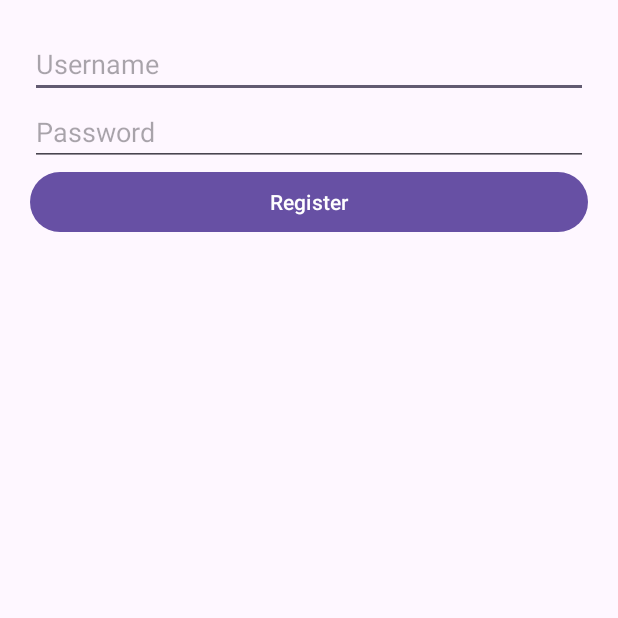
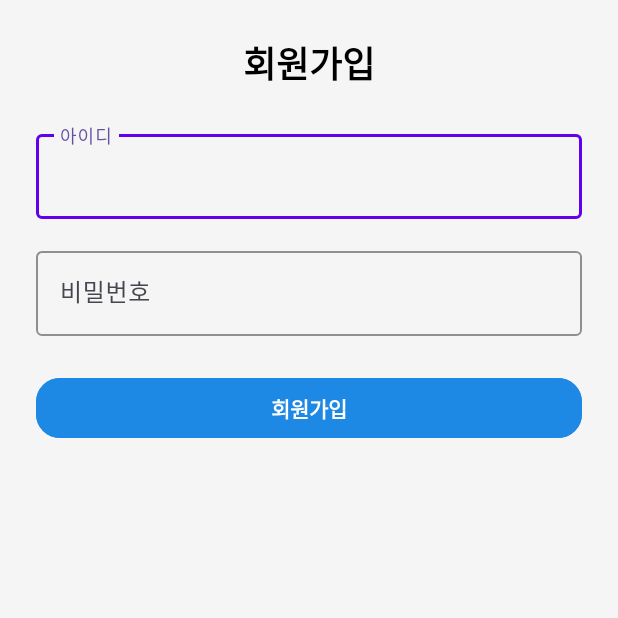
Before and after one commit to PH-K-1/ph-k, an Android app: the RegisterActivity screen opened directly, with no data from a screen before it, on a phone screen of 412 x 824 dp, the top half of it. Run offline under Robolectric (Android 15) with nearby library versions, the phone set to English and light mode, and no system bars; our stand-ins replace Volley.

Commit message:
회원가입 화면디자인 (초기)

```diff
--- a/app/src/main/java/com/example/ph_k/RegisterActivity.java
+++ b/app/src/main/java/com/example/ph_k/RegisterActivity.java
@@ -44,7 +44,7 @@ public class RegisterActivity extends AppCompatActivity {
         String username = usernameEditText.getText().toString();
         String password = passwordEditText.getText().toString();
 
-        String url = "http://192.168.200.114:7310/register";  // 서버 URL
+        String url = "http://192.168.55.37:7310/register";  // 서버 URL
 
         // JSON 객체 생성
         JSONObject jsonParams = new JSONObject();
@@ -60,7 +60,7 @@ public class RegisterActivity extends AppCompatActivity {
                     @Override
                     public void onResponse(JSONObject response) {
                         // 서버에서 반환된 응답 처리
-                        Toast.makeText(RegisterActivity.this, "Registration successful!", Toast.LENGTH_SHORT).show();
+                        Toast.makeText(RegisterActivity.this, "회원가입에 성공했습니다.", Toast.LENGTH_SHORT).show();
                         finish();  // 회원가입 성공 후 로그인 화면으로 돌아가기
                     }
                 },
--- a/app/src/main/res/layout/activity_register.xml
+++ b/app/src/main/res/layout/activity_register.xml
@@ -1,27 +1,76 @@
 <?xml version="1.0" encoding="utf-8"?>
-<LinearLayout xmlns:android="http://schemas.android.com/apk/res/android"
+<ScrollView xmlns:android="http://schemas.android.com/apk/res/android"
+    xmlns:app="http://schemas.android.com/apk/res-auto"
     android:layout_width="match_parent"
     android:layout_height="match_parent"
+    android:padding="24dp"
+    android:background="@color/background_color">
+
+    <LinearLayout
+        android:layout_width="match_parent"
+        android:layout_height="wrap_content"
         android:orientation="vertical"
-    android:padding="20dp">
+        android:gravity="center">
 
-    <EditText
+        <!-- Title -->
+        <TextView
+            android:layout_width="wrap_content"
+            android:layout_height="wrap_content"
+            android:text="회원가입"
+            android:textSize="24sp"
+            android:textStyle="bold"
+            android:textColor="@color/black"
+            android:layout_marginBottom="24dp" />
+
+        <!-- Username Input Field -->
+        <com.google.android.material.textfield.TextInputLayout
+            android:layout_width="match_parent"
+            android:layout_height="wrap_content"
+            android:hint="아이디"
+            app:boxBackgroundMode="outline"
+            app:boxStrokeColor="@color/primary_color">
+
+            <com.google.android.material.textfield.TextInputEditText
                 android:id="@+id/username"
                 android:layout_width="match_parent"
                 android:layout_height="wrap_content"
-        android:hint="Username"
-        android:inputType="text"/>
+                android:inputType="text" />
+        </com.google.android.material.textfield.TextInputLayout>
 
-    <EditText
+        <!-- Spacing -->
+        <View
+            android:layout_width="match_parent"
+            android:layout_height="16dp" />
+
+        <!-- Password Input Field -->
+        <com.google.android.material.textfield.TextInputLayout
+            android:layout_width="match_parent"
+            android:layout_height="wrap_content"
+            android:hint="비밀번호"
+            app:boxBackgroundMode="outline"
+            app:boxStrokeColor="@color/primary_color">
+
+            <com.google.android.material.textfield.TextInputEditText
                 android:id="@+id/password"
                 android:layout_width="match_parent"
                 android:layout_height="wrap_content"
-        android:hint="Password"
-        android:inputType="textPassword"/>
+                android:inputType="textPassword" />
+        </com.google.android.material.textfield.TextInputLayout>
 
-    <Button
+        <!-- Spacing -->
+        <View
+            android:layout_width="match_parent"
+            android:layout_height="24dp" />
+
+        <!-- Register Button -->
+        <com.google.android.material.button.MaterialButton
             android:id="@+id/register_button"
             android:layout_width="match_parent"
             android:layout_height="wrap_content"
-        android:text="Register"/>
+            android:backgroundTint="#1E88E5"
+            android:text="회원가입"
+            android:textColor="@android:color/white"
+            android:textStyle="bold"
+            app:cornerRadius="16dp" />
     </LinearLayout>
+</ScrollView>
```
Lines whose indentation alone changed are shown as unchanged.
